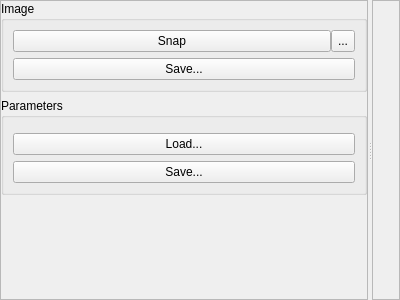
Above: ACF/Include/iqt/CSnapImageGuiComp.ui from ImagingTools/Acf before the change. Below: the same form after it.
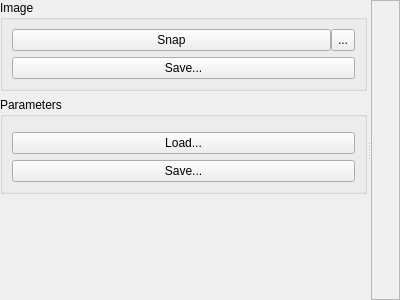
That is the form after the change. Icons and pictures are not drawn.

Commit message: Layout of GUI forms corrected.

What changed in the file:
```diff
--- a/ACF/Include/iqt/CSnapImageGuiComp.ui
+++ b/ACF/Include/iqt/CSnapImageGuiComp.ui
@@ -26,15 +26,13 @@
      </property>
      <widget class="QFrame" name="frame" >
       <property name="sizePolicy" >
-       <sizepolicy>
-        <hsizetype>5</hsizetype>
-        <vsizetype>5</vsizetype>
+       <sizepolicy vsizetype="Preferred" hsizetype="Preferred" >
         <horstretch>1</horstretch>
         <verstretch>0</verstretch>
        </sizepolicy>
       </property>
       <property name="frameShape" >
-       <enum>QFrame::StyledPanel</enum>
+       <enum>QFrame::NoFrame</enum>
       </property>
       <property name="frameShadow" >
        <enum>QFrame::Raised</enum>
@@ -49,9 +47,7 @@
        <item>
         <widget class="QGroupBox" name="groupBox" >
          <property name="sizePolicy" >
-          <sizepolicy>
-           <hsizetype>5</hsizetype>
-           <vsizetype>4</vsizetype>
+          <sizepolicy vsizetype="Maximum" hsizetype="Preferred" >
            <horstretch>0</horstretch>
            <verstretch>0</verstretch>
           </sizepolicy>
@@ -77,9 +73,7 @@
             <item>
              <widget class="QPushButton" name="SnapImageButton" >
               <property name="sizePolicy" >
-               <sizepolicy>
-                <hsizetype>5</hsizetype>
-                <vsizetype>0</vsizetype>
+               <sizepolicy vsizetype="Fixed" hsizetype="Preferred" >
                 <horstretch>0</horstretch>
                 <verstretch>0</verstretch>
                </sizepolicy>
@@ -92,9 +86,7 @@
             <item>
              <widget class="QToolButton" name="LiveImageButton" >
               <property name="sizePolicy" >
-               <sizepolicy>
-                <hsizetype>0</hsizetype>
-                <vsizetype>5</vsizetype>
+               <sizepolicy vsizetype="Preferred" hsizetype="Fixed" >
                 <horstretch>0</horstretch>
                 <verstretch>0</verstretch>
                </sizepolicy>
@@ -115,9 +107,7 @@
           <item>
            <widget class="QPushButton" name="SaveImageButton" >
             <property name="sizePolicy" >
-             <sizepolicy>
-              <hsizetype>5</hsizetype>
-              <vsizetype>0</vsizetype>
+             <sizepolicy vsizetype="Fixed" hsizetype="Preferred" >
               <horstretch>0</horstretch>
               <verstretch>0</verstretch>
              </sizepolicy>
@@ -163,9 +153,7 @@
           <item>
            <widget class="QPushButton" name="LoadParamsButton" >
             <property name="sizePolicy" >
-             <sizepolicy>
-              <hsizetype>5</hsizetype>
-              <vsizetype>0</vsizetype>
+             <sizepolicy vsizetype="Fixed" hsizetype="Preferred" >
               <horstretch>0</horstretch>
               <verstretch>0</verstretch>
              </sizepolicy>
@@ -178,9 +166,7 @@
           <item>
            <widget class="QPushButton" name="SaveParamsButton" >
             <property name="sizePolicy" >
-             <sizepolicy>
-              <hsizetype>5</hsizetype>
-              <vsizetype>0</vsizetype>
+             <sizepolicy vsizetype="Fixed" hsizetype="Preferred" >
               <horstretch>0</horstretch>
               <verstretch>0</verstretch>
              </sizepolicy>
@@ -210,9 +196,7 @@
      </widget>
      <widget class="QFrame" name="ImageViewFrame" >
       <property name="sizePolicy" >
-       <sizepolicy>
-        <hsizetype>3</hsizetype>
-        <vsizetype>5</vsizetype>
+       <sizepolicy vsizetype="Preferred" hsizetype="MinimumExpanding" >
         <horstretch>5</horstretch>
         <verstretch>0</verstretch>
        </sizepolicy>
```
Left out of the diff: 107 changed lines with no effect on the pictures. The commit also changes 2 other files.
